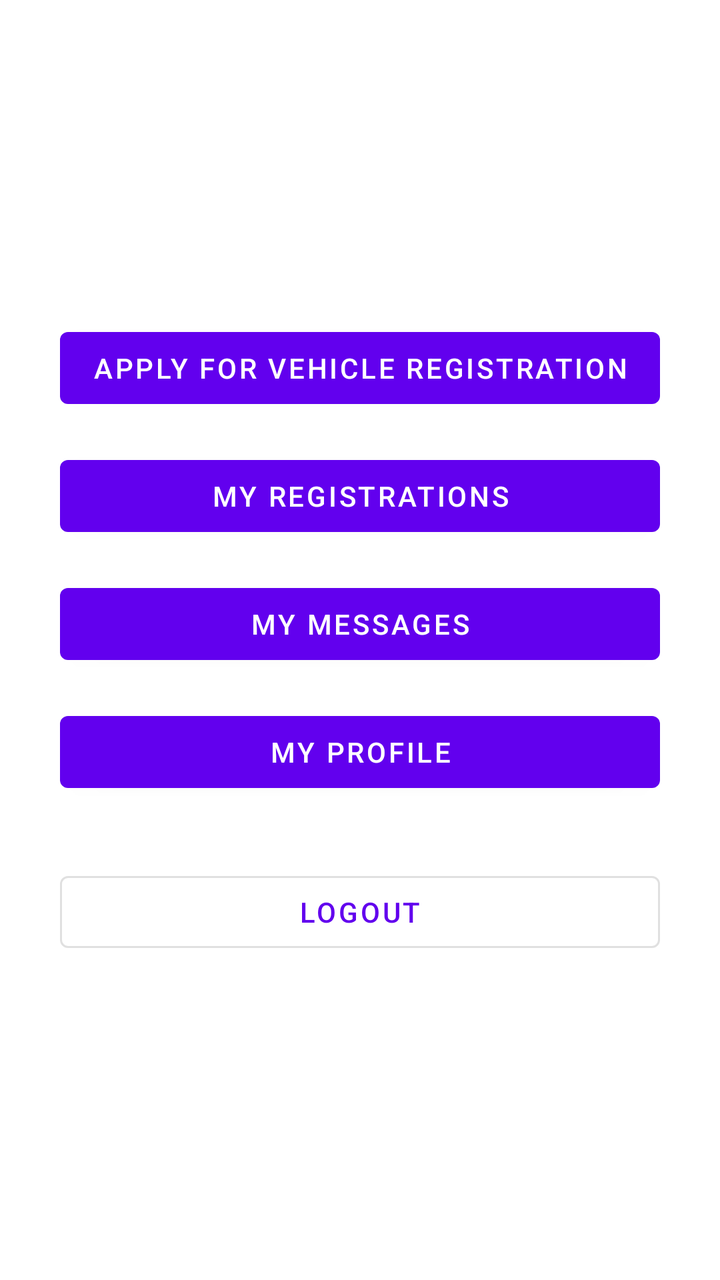
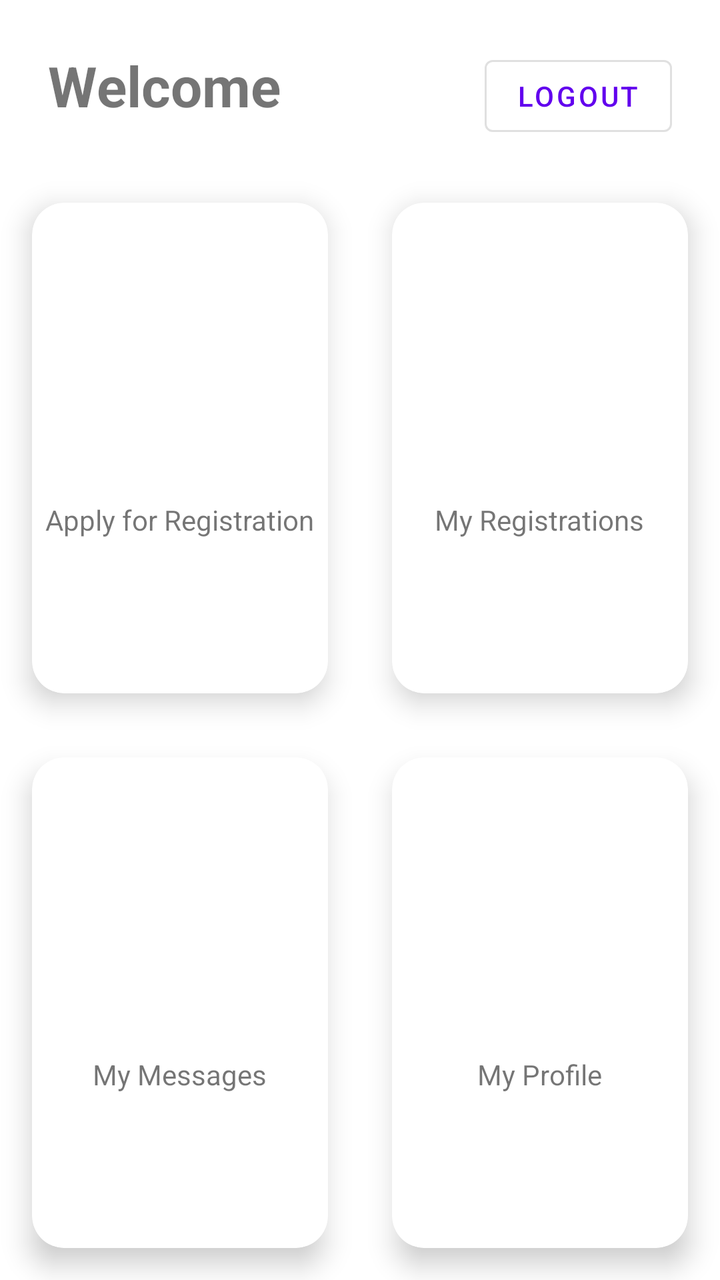

Two renders of the same Android screen: before a commit and after it. Below are the layout's source before the change and the commit's diff.
<!-- AndroidManifest.xml: application theme Theme.CarInfoApp -->
<!-- res/layout/activity_main.xml -->
<?xml version="1.0" encoding="utf-8"?>
<androidx.constraintlayout.widget.ConstraintLayout xmlns:android="http://schemas.android.com/apk/res/android"
    xmlns:app="http://schemas.android.com/apk/res-auto"
    xmlns:tools="http://schemas.android.com/tools"
    android:layout_width="match_parent"
    android:layout_height="match_parent"
    tools:context=".MainActivity">

    <LinearLayout
        android:layout_width="wrap_content"
        android:layout_height="wrap_content"
        android:orientation="vertical"
        app:layout_constraintTop_toTopOf="parent"
        app:layout_constraintBottom_toBottomOf="parent"
        app:layout_constraintStart_toStartOf="parent"
        app:layout_constraintEnd_toEndOf="parent">

        <Button
            android:id="@+id/registerButton"
            android:layout_width="match_parent"
            android:layout_height="wrap_content"
            android:text="Apply for Vehicle Registration"/>

        <Button
            android:id="@+id/myRegistrationsButton"
            android:layout_width="match_parent"
            android:layout_height="wrap_content"
            android:layout_marginTop="16dp"
            android:text="My Registrations" />

        <Button
            android:id="@+id/myMessagesButton"
            android:layout_width="match_parent"
            android:layout_height="wrap_content"
            android:layout_marginTop="16dp"
            android:text="My Messages" />

        <Button
            android:id="@+id/myProfileButton"
            android:layout_width="match_parent"
            android:layout_height="wrap_content"
            android:layout_marginTop="16dp"
            android:text="My Profile" />

        <Button
            android:id="@+id/logoutButton"
            style="?attr/materialButtonOutlinedStyle"
            android:layout_width="match_parent"
            android:layout_height="wrap_content"
            android:layout_marginTop="32dp"
            android:text="Logout" />
            
    </LinearLayout>

</androidx.constraintlayout.widget.ConstraintLayout>
<!-- resources referenced by this layout -->
<resources>
  <style name="Theme.CarInfoApp" parent="Theme.MaterialComponents.DayNight.DarkActionBar">
          
          <item name="colorPrimary">@color/purple_500</item>
          <item name="colorPrimaryVariant">@color/purple_700</item>
          <item name="colorOnPrimary">@color/white</item>
          
          <item name="colorSecondary">@color/teal_200</item>
          <item name="colorSecondaryVariant">@color/teal_700</item>
          <item name="colorOnSecondary">@color/black</item>
          
          <item name="android:statusBarColor">?attr/colorPrimaryVariant</item>
          
      </style>
  <color name="purple_500">#FF6200EE</color>
  <color name="purple_700">#FF3700B3</color>
  <color name="white">#FFFFFFFF</color>
  <color name="teal_200">#FF03DAC5</color>
  <color name="teal_700">#FF018786</color>
  <color name="black">#FF000000</color>
</resources>

<!-- the commit's change to res/layout/activity_main.xml (unified diff, before → after) -->
@@ -6,50 +6,168 @@
     android:layout_height="match_parent"
     tools:context=".MainActivity">
 
-    <LinearLayout
+    <TextView
+        android:id="@+id/welcomeTextView"
         android:layout_width="wrap_content"
         android:layout_height="wrap_content"
-        android:orientation="vertical"
-        app:layout_constraintTop_toTopOf="parent"
+        android:layout_marginStart="24dp"
+        android:layout_marginTop="24dp"
+        android:text="Welcome"
+        android:textSize="28sp"
+        android:textStyle="bold"
+        app:layout_constraintStart_toStartOf="parent"
+        app:layout_constraintTop_toTopOf="parent" />
+
+    <GridLayout
+        android:layout_width="0dp"
+        android:layout_height="0dp"
+        android:layout_marginTop="24dp"
+        android:columnCount="2"
+        android:rowCount="2"
+        app:layout_constraintTop_toBottomOf="@+id/welcomeTextView"
         app:layout_constraintBottom_toBottomOf="parent"
         app:layout_constraintStart_toStartOf="parent"
         app:layout_constraintEnd_toEndOf="parent">
 
-        <Button
-            android:id="@+id/registerButton"
-            android:layout_width="match_parent"
-            android:layout_height="wrap_content"
-            android:text="Apply for Vehicle Registration"/>
+        
+        <androidx.cardview.widget.CardView
+            android:id="@+id/registerCard"
+            android:layout_width="0dp"
+            android:layout_height="0dp"
+            android:layout_columnWeight="1"
+            android:layout_rowWeight="1"
+            android:layout_margin="16dp"
+            app:cardCornerRadius="16dp"
+            app:cardElevation="8dp">
 
-        <Button
-            android:id="@+id/myRegistrationsButton"
-            android:layout_width="match_parent"
-            android:layout_height="wrap_content"
-            android:layout_marginTop="16dp"
-            android:text="My Registrations" />
+            <LinearLayout
+                android:layout_width="match_parent"
+                android:layout_height="match_parent"
+                android:orientation="vertical"
+                android:gravity="center">
 
-        <Button
-            android:id="@+id/myMessagesButton"
-            android:layout_width="match_parent"
-            android:layout_height="wrap_content"
-            android:layout_marginTop="16dp"
-            android:text="My Messages" />
+                <ImageView
+                    android:layout_width="64dp"
+                    android:layout_height="64dp"
+                    android:src="@drawable/ic_add_circle" />
 
-        <Button
-            android:id="@+id/myProfileButton"
-            android:layout_width="match_parent"
-            android:layout_height="wrap_content"
-            android:layout_marginTop="16dp"
-            android:text="My Profile" />
+                <TextView
+                    android:layout_width="wrap_content"
+                    android:layout_height="wrap_content"
+                    android:layout_marginTop="8dp"
+                    android:text="Apply for Registration" />
 
-        <Button
-            android:id="@+id/logoutButton"
-            style="?attr/materialButtonOutlinedStyle"
-            android:layout_width="match_parent"
-            android:layout_height="wrap_content"
-            android:layout_marginTop="32dp"
-            android:text="Logout" />
-            
-    </LinearLayout>
+            </LinearLayout>
+
+        </androidx.cardview.widget.CardView>
+
+        
+        <androidx.cardview.widget.CardView
+            android:id="@+id/historyCard"
+            android:layout_width="0dp"
+            android:layout_height="0dp"
+            android:layout_columnWeight="1"
+            android:layout_rowWeight="1"
+            android:layout_margin="16dp"
+            app:cardCornerRadius="16dp"
+            app:cardElevation="8dp">
+
+            <LinearLayout
+                android:layout_width="match_parent"
+                android:layout_height="match_parent"
+                android:orientation="vertical"
+                android:gravity="center">
+
+                <ImageView
+                    android:layout_width="64dp"
+                    android:layout_height="64dp"
+                    android:src="@drawable/ic_history" />
+
+                <TextView
+                    android:layout_width="wrap_content"
+                    android:layout_height="wrap_content"
+                    android:layout_marginTop="8dp"
+                    android:text="My Registrations" />
+
+            </LinearLayout>
+
+        </androidx.cardview.widget.CardView>
+
+        
+        <androidx.cardview.widget.CardView
+            android:id="@+id/messagesCard"
+            android:layout_width="0dp"
+            android:layout_height="0dp"
+            android:layout_columnWeight="1"
+            android:layout_rowWeight="1"
+            android:layout_margin="16dp"
+            app:cardCornerRadius="16dp"
+            app:cardElevation="8dp">
+
+            <LinearLayout
+                android:layout_width="match_parent"
+                android:layout_height="match_parent"
+                android:orientation="vertical"
+                android:gravity="center">
+
+                <ImageView
+                    android:layout_width="64dp"
+                    android:layout_height="64dp"
+                    android:src="@drawable/ic_message" />
+
+                <TextView
+                    android:layout_width="wrap_content"
+                    android:layout_height="wrap_content"
+                    android:layout_marginTop="8dp"
+                    android:text="My Messages" />
+
+            </LinearLayout>
+
+        </androidx.cardview.widget.CardView>
+
+        
+        <androidx.cardview.widget.CardView
+            android:id="@+id/profileCard"
+            android:layout_width="0dp"
+            android:layout_height="0dp"
+            android:layout_columnWeight="1"
+            android:layout_rowWeight="1"
+            android:layout_margin="16dp"
+            app:cardCornerRadius="16dp"
+            app:cardElevation="8dp">
+
+            <LinearLayout
+                android:layout_width="match_parent"
+                android:layout_height="match_parent"
+                android:orientation="vertical"
+                android:gravity="center">
+
+                <ImageView
+                    android:layout_width="64dp"
+                    android:layout_height="64dp"
+                    android:src="@drawable/ic_person" />
+
+                <TextView
+                    android:layout_width="wrap_content"
+                    android:layout_height="wrap_content"
+                    android:layout_marginTop="8dp"
+                    android:text="My Profile" />
+
+            </LinearLayout>
+
+        </androidx.cardview.widget.CardView>
+
+    </GridLayout>
+
+    <Button
+        android:id="@+id/logoutButton"
+        style="?attr/materialButtonOutlinedStyle"
+        android:layout_width="wrap_content"
+        android:layout_height="wrap_content"
+        android:layout_marginEnd="24dp"
+        android:layout_marginTop="24dp"
+        android:text="Logout"
+        app:layout_constraintEnd_toEndOf="parent"
+        app:layout_constraintTop_toTopOf="parent" />
 
 </androidx.constraintlayout.widget.ConstraintLayout>
<!-- resource entries referenced after the edit -->
@@ -1,5 +1,57 @@
 <!-- resources referenced by this layout -->
 <resources>
+  <!-- drawable ic_add_circle (drawable) -->
+  <vector xmlns:android="http://schemas.android.com/apk/res/android"
+      android:width="24dp"
+      android:height="24dp"
+      android:viewportWidth="24"
+      android:viewportHeight="24"
+      android:tint="?attr/colorOnPrimary">
+  
+      <path
+          android:fillColor="@android:color/white"
+          android:pathData="M12,2C6.48,2 2,6.48 2,12s4.48,10 10,10 10,-4.48 10,-10S17.52,2 12,2zM17,13h-4v4h-2v-4L7,13v-2h4L11,7h2v4h4v2z"/>
+  
+  </vector>
+  <!-- drawable ic_history (drawable) -->
+  <vector xmlns:android="http://schemas.android.com/apk/res/android"
+      android:width="24dp"
+      android:height="24dp"
+      android:viewportWidth="24"
+      android:viewportHeight="24"
+      android:tint="?attr/colorOnPrimary">
+  
+      <path
+          android:fillColor="@android:color/white"
+          android:pathData="M13,3c-4.97,0 -9,4.03 -9,9H1l3.89,3.89.07.14L9,12H6c0,-3.87 3.13,-7 7,-7s7,3.13 7,7 -3.13,7 -7,7c-1.93,0 -3.68,-0.79 -4.94,-2.06l-1.42,1.42C8.27,19.99 10.51,21 13,21c4.97,0 9,-4.03 9,-9s-4.03,-9 -9,-9zM12,8v5l4.25,2.52 0.75,-1.23 -3.5,-2.07V8H12z"/>
+  
+  </vector>
+  <!-- drawable ic_message (drawable) -->
+  <vector xmlns:android="http://schemas.android.com/apk/res/android"
+      android:width="24dp"
+      android:height="24dp"
+      android:viewportWidth="24"
+      android:viewportHeight="24"
+      android:tint="?attr/colorOnPrimary">
+  
+      <path
+          android:fillColor="@android:color/white"
+          android:pathData="M20,2L4,2c-1.1,0 -1.99,0.9 -1.99,2L2,22l4,-4h14c1.1,0 2,-0.9 2,-2L22,4c0,-1.1 -0.9,-2 -2,-2zM18,14L6,14v-2h12v2zM18,11L6,11L6,9h12v2zM18,8L6,8L6,6h12v2z"/>
+  
+  </vector>
+  <!-- drawable ic_person (drawable) -->
+  <vector xmlns:android="http://schemas.android.com/apk/res/android"
+      android:width="24dp"
+      android:height="24dp"
+      android:viewportWidth="24"
+      android:viewportHeight="24"
+      android:tint="?attr/colorOnPrimary">
+  
+      <path
+          android:fillColor="@android:color/white"
+          android:pathData="M12,12c2.21,0 4,-1.79 4,-4s-1.79,-4 -4,-4 -4,1.79 -4,4 1.79,4 4,4zM12,14c-2.67,0 -8,1.34 -8,4v2h16v-2c0,-2.66 -5.33,-4 -8,-4z"/>
+  
+  </vector>
   <style name="Theme.CarInfoApp" parent="Theme.MaterialComponents.DayNight.DarkActionBar">
           
           <item name="colorPrimary">@color/purple_500</item>
